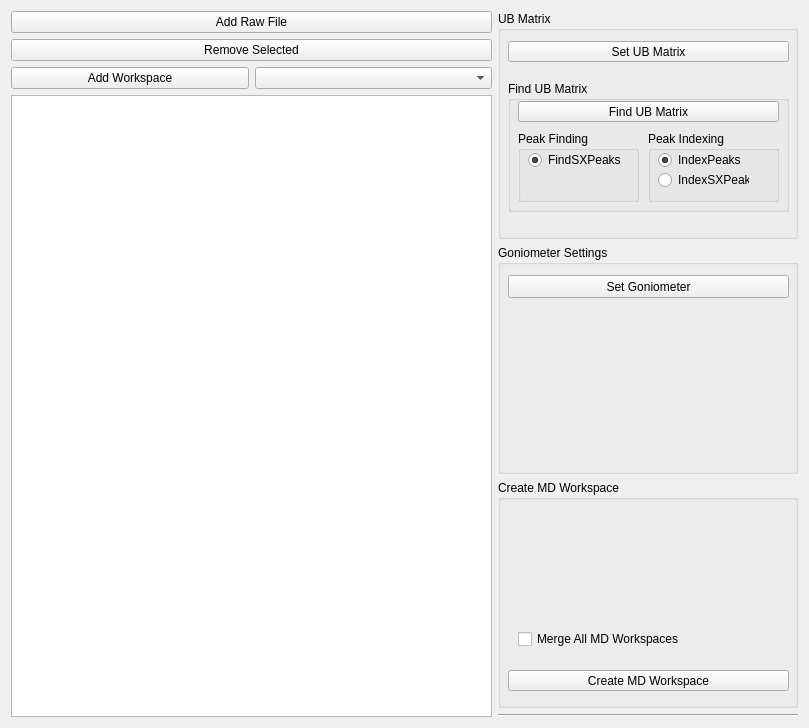
Qt form Code/Mantid/MantidQt/CustomInterfaces/inc/MantidQtCustomInterfaces/CreateMDWorkspace.ui (mantidproject/mantid) before a commit.
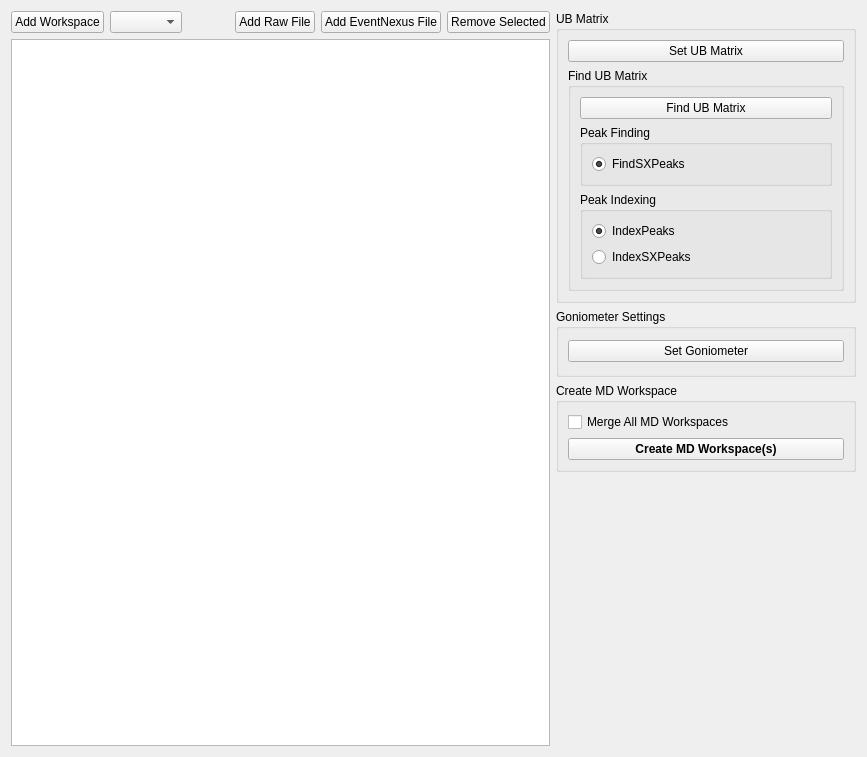
The same form after that commit. Custom widgets are drawn as their Qt base class.

Commit message:
refs #4328 #3641. Add EventNexus memento. Improve Gui Layout.
 Event Nexus Files can now be added. Gui Layout improved. Start work on Workspace creation methods.

```diff
--- a/Code/Mantid/MantidQt/CustomInterfaces/inc/MantidQtCustomInterfaces/CreateMDWorkspace.ui
+++ b/Code/Mantid/MantidQt/CustomInterfaces/inc/MantidQtCustomInterfaces/CreateMDWorkspace.ui
@@ -6,8 +6,8 @@
    <rect>
     <x>0</x>
     <y>0</y>
-    <width>809</width>
-    <height>728</height>
+    <width>867</width>
+    <height>757</height>
    </rect>
   </property>
   <property name="sizePolicy">
@@ -30,22 +30,54 @@
        <item>
         <layout class="QHBoxLayout" name="fileLoadingLayout">
          <item>
-          <widget class="QPushButton" name="btn_add_file">
+          <widget class="QPushButton" name="btn_add_workspace">
            <property name="sizePolicy">
             <sizepolicy hsizetype="Expanding" vsizetype="Fixed">
              <horstretch>0</horstretch>
              <verstretch>0</verstretch>
             </sizepolicy>
            </property>
-           <property name="toolTip">
-            <string>Add a raw file</string>
+           <property name="text">
+            <string>Add Workspace</string>
            </property>
+          </widget>
+         </item>
+         <item>
+          <widget class="MantidQt::MantidWidgets::WorkspaceSelector" name="workspaceSelector">
+           <property name="sizePolicy">
+            <sizepolicy hsizetype="Expanding" vsizetype="Fixed">
+             <horstretch>0</horstretch>
+             <verstretch>0</verstretch>
+            </sizepolicy>
+           </property>
+          </widget>
+         </item>
+         <item>
+          <spacer name="horizontalSpacer">
+           <property name="orientation">
+            <enum>Qt::Horizontal</enum>
+           </property>
+           <property name="sizeHint" stdset="0">
+            <size>
+             <width>40</width>
+             <height>20</height>
+            </size>
+           </property>
+          </spacer>
+         </item>
+         <item>
+          <widget class="QPushButton" name="btn_add_raw_file">
            <property name="text">
             <string>Add Raw File</string>
            </property>
           </widget>
          </item>
-        </layout>
+         <item>
+          <widget class="QPushButton" name="btn_add_event_nexus_file">
+           <property name="text">
+            <string>Add EventNexus File</string>
+           </property>
+          </widget>
        </item>
        <item>
         <widget class="QPushButton" name="btn_remove_workspace">
@@ -63,31 +95,6 @@
          </property>
         </widget>
        </item>
-       <item>
-        <layout class="QHBoxLayout" name="workspaceLoadingLayout">
-         <item>
-          <widget class="QPushButton" name="btn_add_workspace">
-           <property name="sizePolicy">
-            <sizepolicy hsizetype="Expanding" vsizetype="Fixed">
-             <horstretch>0</horstretch>
-             <verstretch>0</verstretch>
-            </sizepolicy>
-           </property>
-           <property name="text">
-            <string>Add Workspace</string>
-           </property>
-          </widget>
-         </item>
-         <item>
-          <widget class="MantidQt::MantidWidgets::WorkspaceSelector" name="workspaceSelector">
-           <property name="sizePolicy">
-            <sizepolicy hsizetype="Expanding" vsizetype="Fixed">
-             <horstretch>0</horstretch>
-             <verstretch>0</verstretch>
-            </sizepolicy>
-           </property>
-          </widget>
-         </item>
         </layout>
        </item>
        <item>
@@ -131,7 +138,10 @@
        <item>
         <layout class="QHBoxLayout" name="horizontalLayout_2">
          <item>
-          <layout class="QVBoxLayout" name="verticalLayout_3">
+          <layout class="QVBoxLayout" name="verticalLayout_3" stretch="4,1,1,4">
+           <property name="sizeConstraint">
+            <enum>QLayout::SetDefaultConstraint</enum>
+           </property>
            <item>
             <layout class="QVBoxLayout" name="verticalLayout_mandatory">
              <item>
@@ -140,6 +150,12 @@
                 <layout class="QHBoxLayout" name="horizontalLayout_latticeCrystal">
                  <item>
                   <widget class="QGroupBox" name="groupBox_lattice">
+                   <property name="sizePolicy">
+                    <sizepolicy hsizetype="Preferred" vsizetype="Preferred">
+                     <horstretch>0</horstretch>
+                     <verstretch>2</verstretch>
+                    </sizepolicy>
+                   </property>
                    <property name="minimumSize">
                     <size>
                      <width>300</width>
@@ -149,65 +165,35 @@
                    <property name="title">
                     <string>UB Matrix</string>
                    </property>
+                   <layout class="QVBoxLayout" name="verticalLayout_6">
+                    <item>
                    <widget class="QPushButton" name="btn_set_ub_matrix">
-                    <property name="geometry">
-                     <rect>
-                      <x>10</x>
-                      <y>30</y>
-                      <width>281</width>
-                      <height>21</height>
-                     </rect>
-                    </property>
                     <property name="text">
                      <string>Set UB Matrix</string>
                     </property>
                    </widget>
+                    </item>
+                    <item>
                    <widget class="QGroupBox" name="gropBox_findUB">
-                    <property name="geometry">
-                     <rect>
-                      <x>10</x>
-                      <y>70</y>
-                      <width>281</width>
-                      <height>131</height>
-                     </rect>
-                    </property>
                     <property name="title">
                      <string>Find UB Matrix</string>
                     </property>
+                      <layout class="QVBoxLayout" name="verticalLayout_7">
+                       <item>
                     <widget class="QPushButton" name="btn_find_ub_matrix">
-                     <property name="geometry">
-                      <rect>
-                       <x>10</x>
-                       <y>20</y>
-                       <width>261</width>
-                       <height>21</height>
-                      </rect>
-                     </property>
                      <property name="text">
                       <string>Find UB Matrix</string>
                      </property>
                     </widget>
+                       </item>
+                       <item>
                     <widget class="QGroupBox" name="groupBox_PeakFinding">
-                     <property name="geometry">
-                      <rect>
-                       <x>10</x>
-                       <y>50</y>
-                       <width>121</width>
-                       <height>71</height>
-                      </rect>
-                     </property>
                      <property name="title">
                       <string>Peak Finding</string>
                      </property>
+                         <layout class="QVBoxLayout" name="verticalLayout_8">
+                          <item>
                      <widget class="QRadioButton" name="ckFindSXPeaks">
-                      <property name="geometry">
-                       <rect>
-                        <x>10</x>
-                        <y>20</y>
-                        <width>101</width>
-                        <height>18</height>
-                       </rect>
-                      </property>
                       <property name="text">
                        <string>FindSXPeaks</string>
                       </property>
@@ -218,28 +204,18 @@
                        <bool>true</bool>
                       </property>
                      </widget>
-                    </widget>
+                          </item>
+                         </layout>
+                        </widget>
+                       </item>
+                       <item>
                     <widget class="QGroupBox" name="groupBox_PeakIndexing">
-                     <property name="geometry">
-                      <rect>
-                       <x>140</x>
-                       <y>50</y>
-                       <width>131</width>
-                       <height>71</height>
-                      </rect>
-                     </property>
                      <property name="title">
                       <string>Peak Indexing</string>
                      </property>
+                         <layout class="QVBoxLayout" name="verticalLayout_9">
+                          <item>
                      <widget class="QRadioButton" name="ckIndexPeaks">
-                      <property name="geometry">
-                       <rect>
-                        <x>10</x>
-                        <y>20</y>
-                        <width>82</width>
-                        <height>18</height>
-                       </rect>
-                      </property>
                       <property name="text">
                        <string>IndexPeaks</string>
                       </property>
@@ -250,22 +226,21 @@
                        <bool>true</bool>
                       </property>
                      </widget>
+                          </item>
+                          <item>
                      <widget class="QRadioButton" name="ckIndexSXPeaks">
-                      <property name="geometry">
-                       <rect>
-                        <x>10</x>
-                        <y>40</y>
-                        <width>91</width>
-                        <height>18</height>
-                       </rect>
-                      </property>
                       <property name="text">
                        <string>IndexSXPeaks</string>
                       </property>
                      </widget>
-                    </widget>
-                   </widget>
-                   <zorder>btn_set_ub_matrix</zorder>
+                          </item>
+                         </layout>
+                        </widget>
+                       </item>
+                      </layout>
+                     </widget>
+                    </item>
+                   </layout>
                    <zorder>gropBox_findUB</zorder>
                    <zorder></zorder>
                    <zorder>goniometerGroupBox</zorder>
@@ -285,19 +260,15 @@
              <property name="alignment">
               <set>Qt::AlignLeading|Qt::AlignLeft|Qt::AlignTop</set>
              </property>
+             <layout class="QVBoxLayout" name="verticalLayout_5">
+              <item>
              <widget class="QPushButton" name="btn_set_goniometer">
-              <property name="geometry">
-               <rect>
-                <x>10</x>
-                <y>30</y>
-                <width>281</width>
-                <height>23</height>
-               </rect>
-              </property>
               <property name="text">
                <string>Set Goniometer</string>
               </property>
              </widget>
+              </item>
+             </layout>
             </widget>
            </item>
            <item>
@@ -305,46 +276,49 @@
              <property name="title">
               <string>Create MD Workspace</string>
              </property>
-             <widget class="QPushButton" name="btn_create">
-              <property name="geometry">
-               <rect>
-                <x>10</x>
-                <y>190</y>
-                <width>281</width>
-                <height>21</height>
-               </rect>
-              </property>
-              <property name="text">
-               <string>Create MD Workspace</string>
-              </property>
-             </widget>
-             <widget class="QCheckBox" name="checkBox">
-              <property name="geometry">
-               <rect>
-                <x>20</x>
-                <y>150</y>
-                <width>161</width>
-                <height>18</height>
-               </rect>
-              </property>
+             <layout class="QVBoxLayout" name="verticalLayout_4">
+              <item>
+               <widget class="QCheckBox" name="ck_merge">
               <property name="text">
                <string>Merge All MD Workspaces</string>
               </property>
              </widget>
-            </widget>
-           </item>
+              </item>
+              <item>
+               <widget class="QPushButton" name="btn_create">
+                <property name="font">
+                 <font>
+                  <weight>75</weight>
+                  <bold>true</bold>
+                 </font>
+                </property>
+                <property name="text">
+                 <string>Create MD Workspace(s)</string>
+                </property>
+               </widget>
+              </item>
+             </layout>
+            </widget>
+           </item>
            <item>
-            <widget class="Line" name="line">
-             <property name="sizePolicy">
-              <sizepolicy hsizetype="Minimum" vsizetype="Fixed">
-               <horstretch>0</horstretch>
-               <verstretch>0</verstretch>
-              </sizepolicy>
+            <layout class="QVBoxLayout" name="spacerLayout">
+             <property name="sizeConstraint">
+              <enum>QLayout::SetMinimumSize</enum>
              </property>
+             <item>
+              <spacer name="verticalSpacer">
              <property name="orientation">
-              <enum>Qt::Horizontal</enum>
-             </property>
-            </widget>
+                <enum>Qt::Vertical</enum>
+               </property>
+               <property name="sizeHint" stdset="0">
+                <size>
+                 <width>20</width>
+                 <height>40</height>
+                </size>
+               </property>
+              </spacer>
+             </item>
+            </layout>
            </item>
           </layout>
          </item>
```
Left out of the diff: 7 changed lines with no effect on the pictures. Lines whose indentation alone changed are shown as unchanged. The commit also changes 6 other files.
